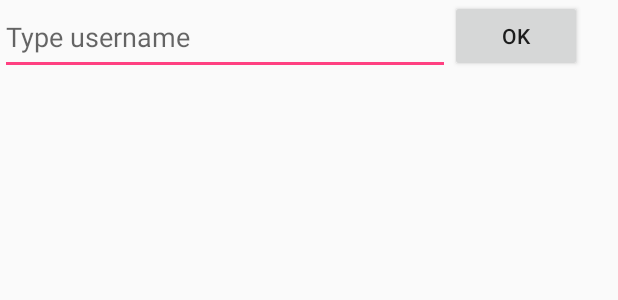
After one commit to maximLM/Mobile_Chat, an Android app: the layout activity_conversation.xml on its own in the app's theme, with its tools: preview values and no code run, on a phone screen of 412 x 824 dp. The commit adds this screen. Shown: the top 300 px of the screen. Run offline under Robolectric (Android 15) with nearby library versions, the phone set to English and light mode, and no system bars.

Commit message:
Conversation Activity added, AlertDialog and Intent created

```diff
--- a/EasyMessage/app/src/main/java/lessmeaning/easymessage/BeautifulNotification.java
+++ b/EasyMessage/app/src/main/java/lessmeaning/easymessage/BeautifulNotification.java
@@ -7,8 +7,6 @@ import android.content.Intent;
 import android.support.v4.app.NotificationCompat;
 import android.support.v4.app.NotificationManagerCompat;
 
-import static java.lang.System.currentTimeMillis;
-
 /**
  * Created by пользователь on 08.11.2016.
  */
@@ -16,7 +14,7 @@ import static java.lang.System.currentTimeMillis;
 public class BeautifulNotification  {
 
     public static void showMessageNotification (Context context, String msg, String sender) {
-        Intent intent = new Intent(context, MainActivity.class);
+        Intent intent = new Intent(context, MessagesActivity.class);
         PendingIntent pIntent = PendingIntent.getActivity(context, 0, intent, 0);
 
         Notification notification = new NotificationCompat.Builder(context)
--- a/EasyMessage/app/src/main/java/lessmeaning/easymessage/LocalCore.java
+++ b/EasyMessage/app/src/main/java/lessmeaning/easymessage/LocalCore.java
@@ -17,10 +17,10 @@ public class LocalCore {
 
     private LocalDataBase db;
     private BroadcastReceiver brv;
-    private MainActivity activity;
+    private MessagesActivity activity;
     public static final String BROADCAST = "LESSMEANING.CHATMOBILE.HEY";
 
-    public LocalCore(MainActivity activity) {
+    public LocalCore(MessagesActivity activity) {
         this.activity = activity;
         db = new LocalDataBase(activity);
         brv = new BroadcastReceiver() {
--- /dev/null
+++ b/EasyMessage/app/src/main/res/layout/activity_conversation.xml
@@ -0,0 +1,26 @@
+<?xml version="1.0" encoding="utf-8"?>
+<RelativeLayout xmlns:android="http://schemas.android.com/apk/res/android"
+    android:orientation="vertical" android:layout_width="match_parent"
+    android:layout_height="match_parent">
+
+    <EditText
+        android:id="@+id/find_username"
+        android:layout_width="300dp"
+        android:layout_height="50dp"
+        android:hint="Type username"/>
+
+    <ListView
+        android:id="@+id/conversations"
+        android:layout_below="@+id/find_username"
+        android:layout_width="match_parent"
+        android:layout_height="match_parent">
+    </ListView>
+
+    <Button
+        android:id="@+id/create_button"
+        android:text="Ok"
+        android:layout_width="wrap_content"
+        android:layout_height="wrap_content"
+        android:layout_toRightOf="@+id/find_username" />
+
+</RelativeLayout>
--- a/EasyMessage/app/src/main/res/layout/activity_main.xml
+++ b/EasyMessage/app/src/main/res/layout/activity_messages.xml
@@ -3,12 +3,8 @@
     xmlns:tools="http://schemas.android.com/tools"
     android:layout_width="match_parent"
     android:layout_height="match_parent"
-    android:paddingBottom="@dimen/activity_vertical_margin"
-    android:paddingLeft="@dimen/activity_horizontal_margin"
-    android:paddingRight="@dimen/activity_horizontal_margin"
-    android:paddingTop="@dimen/activity_vertical_margin"
     android:orientation="vertical"
-    tools:context="lessmeaning.easymessage.MainActivity">
+    tools:context="lessmeaning.easymessage.MessagesActivity">
 
         <ListView
             android:id="@+id/list_view"
```
Also changed, not shown: EasyMessage/app/src/main/AndroidManifest.xml (+7 -3 lines), EasyMessage/app/src/main/java/lessmeaning/easymessage/ConversationActivity.java (added, +69 -0 lines), EasyMessage/app/src/main/java/lessmeaning/easymessage/MessagesActivity.java (renamed from EasyMessage/app/src/main/java/lessmeaning/easymessage/MainActivity.java, +6 -8 lines), EasyMessage/app/src/main/java/lessmeaning/easymessage/SignInActivity.java (+28 -4 lines).
